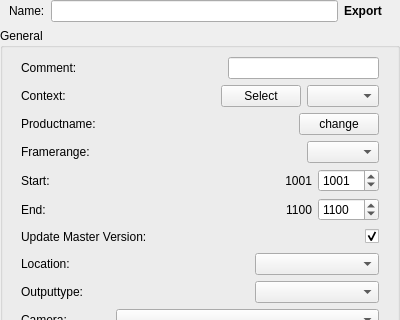
Above: Prism/Scripts/ProjectScripts/StateManagerNodes/StateUserInterfaces/default_Export.ui from PrismPipeline/Prism before the change; both pictures show x 0 to 400 and y 0 to 320 of the 400 by 1259 pixel window. Below: the same form after it.
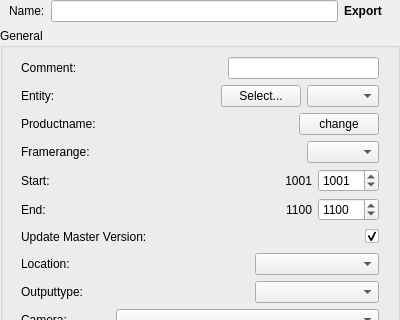
That is the form after the change.

```diff
--- a/Prism/Scripts/ProjectScripts/StateManagerNodes/StateUserInterfaces/default_Export.ui
+++ b/Prism/Scripts/ProjectScripts/StateManagerNodes/StateUserInterfaces/default_Export.ui
@@ -159,7 +159,7 @@
          <item>
           <widget class="QLabel" name="label_4">
            <property name="text">
-            <string>Context:</string>
+            <string>Entity:</string>
            </property>
           </widget>
          </item>
@@ -199,7 +199,7 @@
          <item>
           <widget class="QPushButton" name="b_context">
            <property name="text">
-            <string>Select</string>
+            <string>Select...</string>
            </property>
           </widget>
          </item>
```
Left out of the diff: 4 changed lines with no effect on the pictures.
